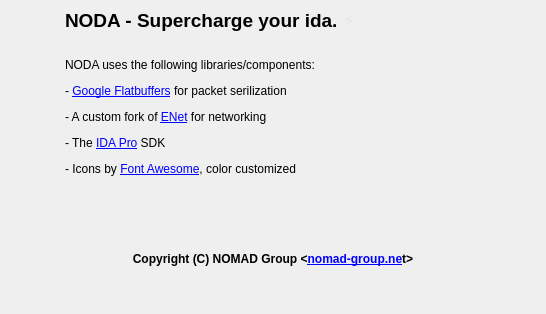
This is code/client/ui/forms/AboutDialog.ui in Force67/equilibrium as Qt 5 draws it before an edit. The edited form follows.
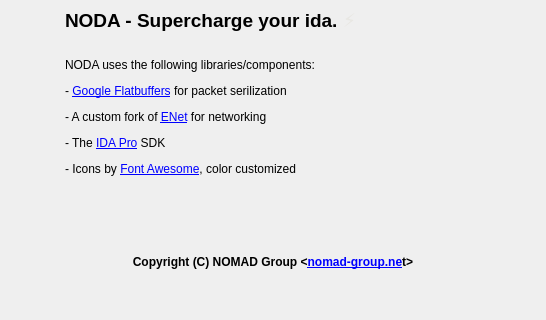
This is the edited form. Icons and pictures are not drawn.

Patch:
```diff
--- a/code/client/ui/forms/AboutDialog.ui
+++ b/code/client/ui/forms/AboutDialog.ui
@@ -7,7 +7,7 @@
     <x>0</x>
     <y>0</y>
     <width>546</width>
-    <height>314</height>
+    <height>320</height>
    </rect>
   </property>
   <property name="sizePolicy">
```
Left out of the diff: 4 changed lines with no effect on the pictures.
